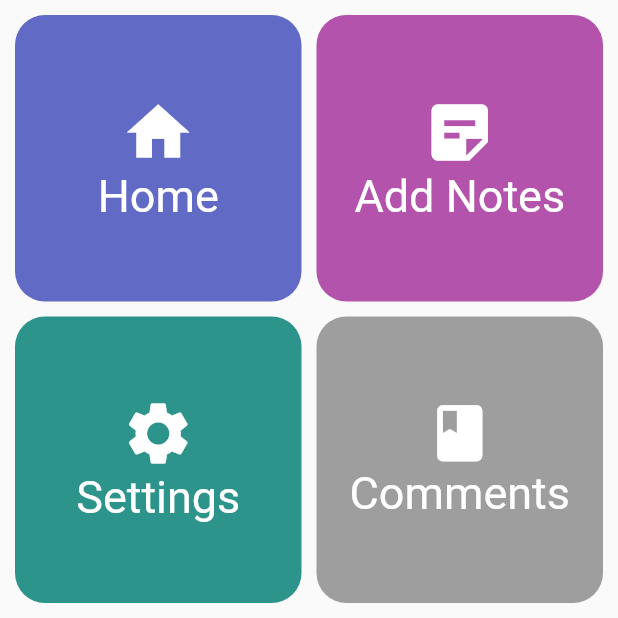
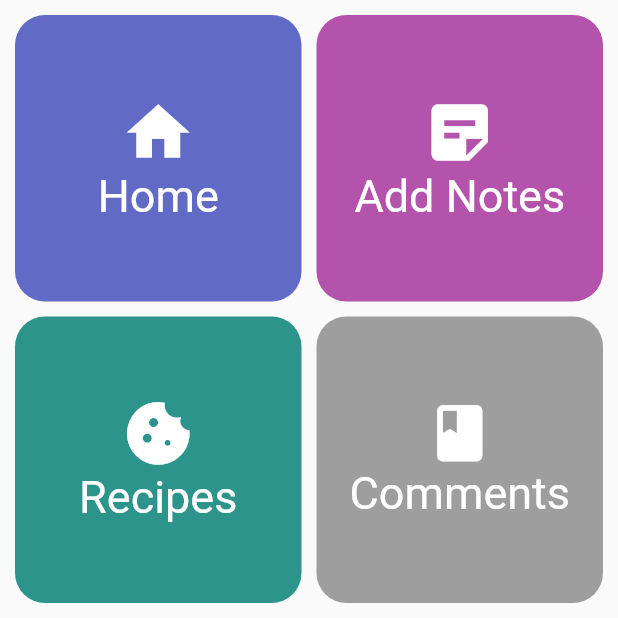
Before and after one commit to udarasandaruwan96/CTSE_Project_2023, a Flutter app: the Dashboard screen opened directly, on a phone screen of 412 x 824 dp, the top half of it. Run offline on Flutter 3.47's test engine with Material 2 defaults, Android fonts, the phone set to English and light mode, and no system bars; our stand-ins replace cloud_firestore, firebase_auth, firebase_core, flutter_svg, fluttertoast, get; accounts and stored records are empty.

Commit message:
dashbord icon disni

```diff
--- a/lib/pages/user/dashboard.dart
+++ b/lib/pages/user/dashboard.dart
@@ -99,12 +99,12 @@ class _DashboardState extends State<Dashboard> {
                     mainAxisAlignment: MainAxisAlignment.center,
                     children: [
                       Icon(
-                        Icons.settings,
+                        Icons.cookie,
                         size: 50,
                         color: Colors.white,
                       ),
                       Text(
-                        "Settings",
+                        "Recipes",
                         style: TextStyle(color: Colors.white, fontSize: 30),
                       )
                     ],
```
